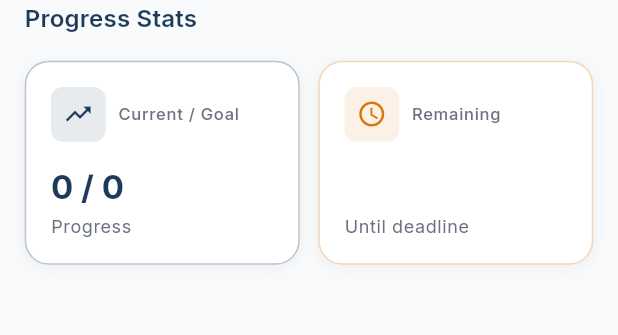
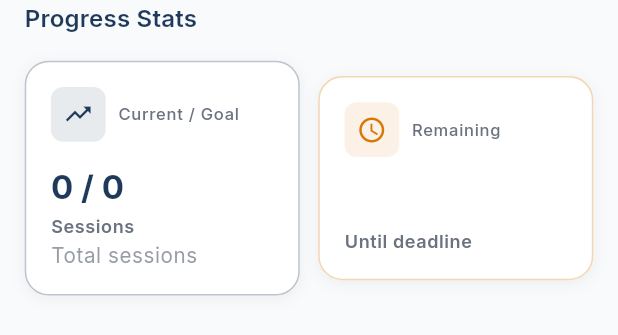
Before and after one commit to Jamin360/coldplunge_pro, a Flutter app: the StatsSectionWidget widget shown alone on an empty page, opened directly with empty values, on a phone screen of 412 x 824 dp. Shown: the top 335 px of the screen. Run offline on Flutter 3.47's test engine with Material 3 defaults, Android fonts, the phone set to English and light mode, and no system bars; our stand-ins replace audioplayers, cached_network_image, connectivity_plus, fl_chart, flutter_image_compress, flutter_svg and 11 more; accounts and stored records are empty.

Commit message:
Fix Challenge Progress UI for streak-with-condition challenges
Problem:
- Extreme Cold Challenge was showing '0 / 50 Temperature (F)'
- Should show '0 / 14 Days' with subtitle ' 50F (10C)'
- Challenge is actually a 14-day streak with temperature condition

Solution:
- Created ChallengeDisplayHelper with getProgressDisplay() function
- Intelligently maps challenge type + title to proper display metadata
- Handles streak-with-temperature-condition challenges
- Returns currentText, goalText, unitLabel, subLabel, iconName
- Updated StatsSectionWidget to use new display metadata
- Added subsublabel support for temperature/condition info

Changes:
- New: lib/presentation/challenge_progress/utils/challenge_display_helper.dart
- Updated: stats_section_widget.dart to accept challengeTitle and durationDays
- Updated: challenge_progress.dart to pass new parameters
- Added: comprehensive unit tests (9 test cases, all passing)

Test coverage:
 Extreme Cold Challenge displays days with temp condition
 Regular streak challenges display consecutive days
 Duration challenges show seconds with minute conversion
 Temperature session count shows sessions with temp condition
 Consistency challenges show session count
 Temperature conversion (10C  50F, 12C  54F)

```diff
--- a/lib/presentation/challenge_progress/challenge_progress.dart
+++ b/lib/presentation/challenge_progress/challenge_progress.dart
@@ -362,6 +362,8 @@ class _ChallengeProgressState extends State<ChallengeProgress> {
               targetValue: _challengeData?['target_value'] as int? ?? 0,
               challengeType:
                   _challengeData?['challenge_type'] as String? ?? 'consistency',
+              challengeTitle: _challengeData?['title'] as String? ?? '',
+              durationDays: _challengeData?['duration_days'] as int? ?? 0,
               daysRemaining: _calculateDaysRemaining(),
               dateJoined: _userChallengeData?['joined_at'] as String?,
             ),
--- /dev/null
+++ b/lib/presentation/challenge_progress/utils/challenge_display_helper.dart
@@ -0,0 +1,145 @@
+import '../../../services/user_settings_service.dart';
+
+/// Display metadata for challenge progress UI
+class ChallengeDisplayMetadata {
+  final String currentText;
+  final String goalText;
+  final String unitLabel;
+  final String subLabel;
+  final String iconName;
+
+  const ChallengeDisplayMetadata({
+    required this.currentText,
+    required this.goalText,
+    required this.unitLabel,
+    required this.subLabel,
+    required this.iconName,
+  });
+}
+
+/// Helper to determine proper display format for challenge progress
+class ChallengeDisplayHelper {
+  /// Get display metadata for a challenge based on its type, title, and values
+  static ChallengeDisplayMetadata getProgressDisplay({
+    required String challengeTitle,
+    required String challengeType,
+    required int targetValue,
+    required int durationDays,
+    required double currentProgress,
+  }) {
+    final currentValue = (currentProgress * targetValue / 100).round();
+
+    // Special handling for streak-with-temperature-condition challenges
+    // These are marked as 'temperature' type but are actually day-streak challenges
+    if (_isStreakWithTemperatureCondition(challengeTitle, challengeType)) {
+      return _buildStreakWithTempDisplay(
+        challengeTitle: challengeTitle,
+        currentProgress: currentProgress,
+        durationDays: durationDays,
+        tempThresholdC: targetValue,
+      );
+    }
+
+    // Handle other challenge types
+    switch (challengeType) {
+      case 'streak':
+        return ChallengeDisplayMetadata(
+          currentText: '$currentValue',
+          goalText: '$targetValue',
+          unitLabel: 'Days',
+          subLabel: 'Consecutive days',
+          iconName: 'trending_up',
+        );
+
+      case 'duration':
+        // Single session duration threshold
+        final targetSeconds = targetValue;
+        final targetMinutes = (targetSeconds / 60).floor();
+        final targetSecondsRemainder = targetSeconds % 60;
+        final targetDisplay = targetSecondsRemainder > 0
+            ? '${targetMinutes}m ${targetSecondsRemainder}s'
+            : '${targetMinutes}m';
+
+        return ChallengeDisplayMetadata(
+          currentText: '$currentValue',
+          goalText: '$targetSeconds',
+          unitLabel: 'Seconds',
+          subLabel: 'Single session ≥ $targetDisplay',
+          iconName: 'trending_up',
+        );
+
+      case 'temperature':
+        // Temperature-based session count (e.g., Ice Breaker)
+        return _buildTemperatureSessionCountDisplay(
+          currentValue: currentValue,
+          targetValue: targetValue,
+        );
+
+      case 'consistency':
+      default:
+        // Session count challenges
+        return ChallengeDisplayMetadata(
+          currentText: '$currentValue',
+          goalText: '$targetValue',
+          unitLabel: 'Sessions',
+          subLabel: 'Total sessions',
+          iconName: 'trending_up',
+        );
+    }
+  }
+
+  /// Check if this is a streak challenge with temperature condition
+  static bool _isStreakWithTemperatureCondition(
+      String challengeTitle, String challengeType) {
+    // Extreme Cold Challenge: 14 consecutive days at or below temperature
+    if (challengeTitle.contains('Extreme Cold')) return true;
+
+    // Future: add other streak-with-condition challenges here
+    return false;
+  }
+
+  /// Build display for streak-with-temperature challenges
+  static ChallengeDisplayMetadata _buildStreakWithTempDisplay({
+    required String challengeTitle,
+    required double currentProgress,
+    required int durationDays,
+    required int tempThresholdC,
+  }) {
+    final currentDays = (currentProgress * durationDays / 100).round();
+
+    // Convert temperature to both units for display
+    final tempF = _celsiusToFahrenheit(tempThresholdC);
+    final tempCondition = '≤ ${tempF}°F (${tempThresholdC}°C)';
+
+    return ChallengeDisplayMetadata(
+      currentText: '$currentDays',
+      goalText: '$durationDays',
+      unitLabel: 'Days',
+      subLabel: tempCondition,
+      iconName: 'trending_up',
+    );
+  }
+
+  /// Build display for temperature-based session count
+  static ChallengeDisplayMetadata _buildTemperatureSessionCountDisplay({
+    required int currentValue,
+    required int targetValue,
+  }) {
+    // For challenges like Ice Breaker: count sessions at or below temperature
+    final tempF = _celsiusToFahrenheit(targetValue);
+    final tempCondition = '≤ ${tempF}°F (${targetValue}°C)';
+
+    return ChallengeDisplayMetadata(
+      currentText: '$currentValue',
+      goalText: '10', // Ice Breaker requires 10 sessions
+      unitLabel: 'Sessions',
+      subLabel: tempCondition,
+      iconName: 'trending_up',
+    );
+  }
+
+  /// Convert Celsius to Fahrenheit
+  static int _celsiusToFahrenheit(int celsius) {
+    return ((celsius * 9 / 5) + 32).round();
+  }
+}
--- a/lib/presentation/challenge_progress/widgets/stats_section_widget.dart
+++ b/lib/presentation/challenge_progress/widgets/stats_section_widget.dart
@@ -2,11 +2,14 @@ import 'package:flutter/material.dart';
 import 'package:sizer/sizer.dart';
 
 import '../../../core/app_export.dart';
+import '../utils/challenge_display_helper.dart';
 
 class StatsSectionWidget extends StatelessWidget {
   final double currentProgress;
   final int targetValue;
   final String challengeType;
+  final String challengeTitle;
+  final int durationDays;
   final String daysRemaining;
   final String? dateJoined;
 
@@ -15,6 +18,8 @@ class StatsSectionWidget extends StatelessWidget {
     required this.currentProgress,
     required this.targetValue,
     required this.challengeType,
+    required this.challengeTitle,
+    required this.durationDays,
     required this.daysRemaining,
     this.dateJoined,
   });
@@ -24,7 +29,14 @@ class StatsSectionWidget extends StatelessWidget {
     final theme = Theme.of(context);
     final colorScheme = theme.colorScheme;
 
-    final currentValue = (currentProgress * targetValue / 100).round();
+    // Get proper display metadata for this challenge
+    final displayMetadata = ChallengeDisplayHelper.getProgressDisplay(
+      challengeTitle: challengeTitle,
+      challengeType: challengeType,
+      targetValue: targetValue,
+      durationDays: durationDays,
+      currentProgress: currentProgress,
+    );
 
     return Padding(
       padding: EdgeInsets.symmetric(horizontal: 4.w),
@@ -43,10 +55,11 @@ class StatsSectionWidget extends StatelessWidget {
               Expanded(
                 child: _buildStatCard(
                   context,
-                  icon: 'trending_up',
+                  icon: displayMetadata.iconName,
                   label: 'Current / Goal',
-                  value: '$currentValue / $targetValue',
-                  subtitle: _getChallengeTypeLabel(),
+                  value: '${displayMetadata.currentText} / ${displayMetadata.goalText}',
+                  subtitle: displayMetadata.unitLabel,
+                  subsublabel: displayMetadata.subLabel,
                   color: colorScheme.primary,
                 ),
               ),
@@ -85,6 +98,7 @@ class StatsSectionWidget extends StatelessWidget {
     required String label,
     required String value,
     required String subtitle,
+    String? subsublabel,
     required Color color,
     bool isFullWidth = false,
   }) {
@@ -152,28 +166,26 @@ class StatsSectionWidget extends StatelessWidget {
           Text(
             subtitle,
             style: theme.textTheme.bodySmall?.copyWith(
-              color: colorScheme.onSurfaceVariant,
+              fontWeight: FontWeight.w600,
             ),
             maxLines: 1,
             overflow: TextOverflow.ellipsis,
           ),
+          if (subsublabel != null) ...[
+            SizedBox(height: 0.3.h),
+            Text(
+              subsublabel,
+              style: theme.textTheme.bodySmall?.copyWith(
+                color: colorScheme.onSurfaceVariant.withValues(alpha: 0.7),
+                fontSize: 10.sp,
+              ),
+              maxLines: 1,
+              overflow: TextOverflow.ellipsis,
+            ),
+          ],
         ],
       ),
-    );
-  }
-
-  String _getChallengeTypeLabel() {
-    switch (challengeType) {
-      case 'streak':
-        return 'Day streak';
-      case 'duration':
-        return 'Seconds';
-      case 'temperature':
-        return 'Temperature (°F)';
-      case 'consistency':
-        return 'Sessions';
-      default:
-        return 'Progress';
+    );   return 'Progress';
     }
   }
 
```
Also changed, not shown: 1 other file.
